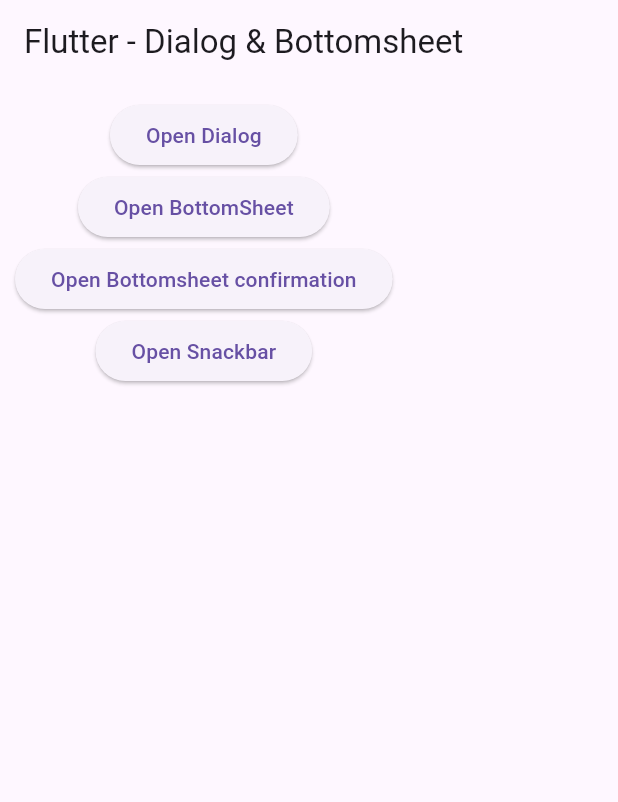
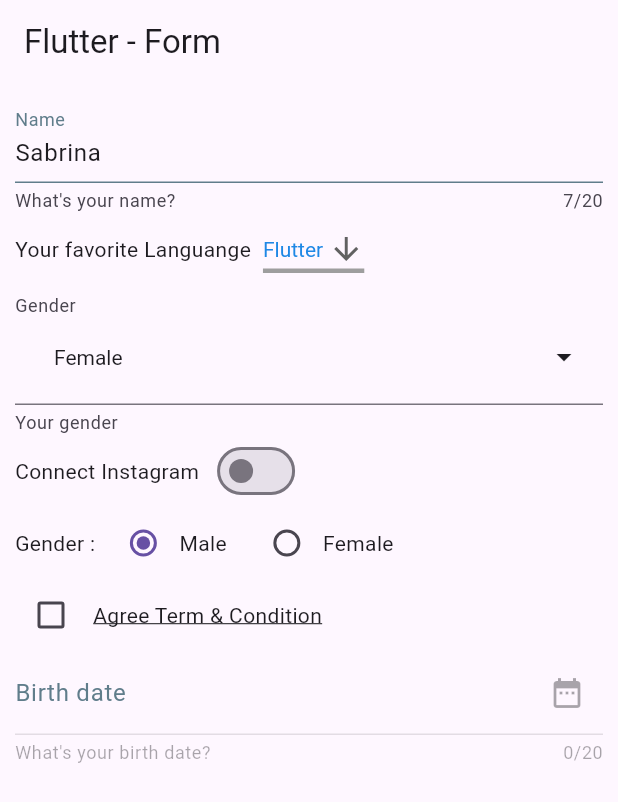
Before and after one commit to MuhammadIbraAlfathar/flutter-basic, a Flutter app: the screen it shows after launch, on a phone screen of 412 x 824 dp. Shown: the top 802 px of the screen. Run offline on Flutter 3.47's test engine with Material 3 defaults, Android fonts, the phone set to English and light mode, and no system bars; our stand-ins replace image_gallery_saver, image_picker.

Commit message:
[basic-form] membuat form widget

```diff
--- a/lib/main.dart
+++ b/lib/main.dart
@@ -1,5 +1,5 @@
 import 'package:flutter/material.dart';
-import 'package:flutter_application_1/widget_lesson/basic_form/dialog_widget.dart';
+import 'package:flutter_application_1/widget_lesson/basic_form/form_widget.dart';
 
 void main() {
   runApp(const MyApp());
@@ -33,7 +33,7 @@ class MyApp extends StatelessWidget {
         // primarySwatch: Colors.blue,
         useMaterial3: true,
       ),
-      home: const DialogWidget(),
+      home: const FormWidget(),
     );
   }
 }
--- a/lib/widget_lesson/basic_form/dialog_widget.dart
+++ b/lib/widget_lesson/basic_form/dialog_widget.dart
@@ -109,7 +109,7 @@ class _DialogWidgetState extends State<DialogWidget> {
                                   height: 20,
                                 ),
                                 Row(
-                                  mainAxisAlignment: MainAxisAlignment.end,
+                                  mainAxisAlignment: MainAxisAlignment.center,
                                   children: [
                                     ElevatedButton(
                                         onPressed: () {
--- /dev/null
+++ b/lib/widget_lesson/basic_form/form_widget.dart
@@ -0,0 +1,272 @@
+// ignore_for_file: deprecated_member_use
+
+import 'package:flutter/material.dart';
+
+class FormWidget extends StatefulWidget {
+  const FormWidget({super.key});
+
+  @override
+  State<FormWidget> createState() => _FormWidgetState();
+}
+
+class _FormWidgetState extends State<FormWidget> {
+  bool isOn = false;
+
+  var selected = "Flutter";
+  final dropdownList = <String>['Flutter', 'Dart', 'Java', 'Scala', 'Python'];
+
+  var gender = "male";
+  var isChecked = false;
+  TextEditingController textController = TextEditingController(text: 'Sabrina');
+
+  @override
+  Widget build(BuildContext context) {
+    return Scaffold(
+      appBar: AppBar(
+        title: const Text("Flutter - Form"),
+      ),
+      body: SingleChildScrollView(
+        child: Container(
+          padding: const EdgeInsets.all(10.0),
+          child: Column(
+            crossAxisAlignment: CrossAxisAlignment.start,
+            children: [
+              TextField(
+                maxLength: 20,
+                controller: textController,
+                decoration: const InputDecoration(
+                  labelText: "Name",
+                  labelStyle: TextStyle(
+                    color: Colors.blueGrey,
+                  ),
+                  enabledBorder: UnderlineInputBorder(
+                    borderSide: BorderSide(
+                      color: Colors.blueGrey,
+                    ),
+                  ),
+                  helperText: "What's your name?",
+                ),
+                onChanged: (value) {},
+              ),
+              Row(
+                crossAxisAlignment: CrossAxisAlignment.center,
+                mainAxisAlignment: MainAxisAlignment.start,
+                children: [
+                  const Text("Your favorite Languange"),
+                  const SizedBox(
+                    width: 8,
+                  ),
+                  DropdownButton(
+                    value: selected,
+                    icon: const Icon(Icons.arrow_downward),
+                    style: TextStyle(color: Colors.blue[600]),
+                    underline: Container(
+                      decoration: const BoxDecoration(
+                          border: Border(
+                              bottom: BorderSide(
+                        color: Colors.grey,
+                        width: 3,
+                      ))),
+                    ),
+                    items: dropdownList
+                        .map((e) => DropdownMenuItem(
+                              value: e,
+                              child: Text(e),
+                            ))
+                        .toList(),
+                    onChanged: (String? val) {
+                      setState(() {
+                        if (val != null) {
+                          selected = val;
+                        }
+                      });
+                    },
+                  ),
+                ],
+              ),
+              LayoutBuilder(builder: (context, constraint) {
+                // ignore: unused_local_variable
+                List<String> itemStringList = ["Female", "Male"];
+
+                return FormField(
+                  initialValue: false,
+                  enabled: true,
+                  builder: (FormFieldState<bool> field) {
+                    return InputDecorator(
+                      decoration: InputDecoration(
+                        labelText: "Gender",
+                        errorText: field.errorText,
+                        helperText: "Your gender",
+                      ),
+                      child: DropdownButtonHideUnderline(
+                          child: ButtonTheme(
+                        alignedDropdown: true,
+                        child: DropdownButton<String>(
+                          isExpanded: true,
+                          value: "Female",
+                          icon: Padding(
+                            padding: EdgeInsets.only(right: 10.0),
+                            child: Icon(
+                              Icons.arrow_drop_down_outlined,
+                              size: 24.0,
+                              color:
+                                  Theme.of(context).textTheme.bodyText1!.color,
+                            ),
+                          ),
+                          iconSize: 16,
+                          elevation: 16,
+                          style: TextStyle(
+                            fontSize:
+                                Theme.of(context).textTheme.bodyText2!.fontSize,
+                            fontFamily: Theme.of(context)
+                                .textTheme
+                                .bodyText2!
+                                .fontFamily,
+                            color: Theme.of(context).textTheme.bodyText2!.color,
+                          ),
+                          underline: Container(
+                            height: 0,
+                            color: Colors.grey[300],
+                          ),
+                          onChanged: (String? newValue) {},
+                          items: itemStringList
+                              .map<DropdownMenuItem<String>>((String value) {
+                            return DropdownMenuItem<String>(
+                              value: value,
+                              child: Padding(
+                                padding: const EdgeInsets.symmetric(
+                                    horizontal: 10.0),
+                                child: Text(
+                                  value,
+                                ),
+                              ),
+                            );
+                          }).toList(),
+                        ),
+                      )),
+                    );
+                  },
+                );
+              }),
+              Row(
+                children: [
+                  const Text('Connect Instagram'),
+                  const SizedBox(
+                    width: 8,
+                  ),
+                  Switch(
+                    value: isOn,
+                    onChanged: (bool? val) {
+                      if (val != null) {
+                        setState(() {
+                          isOn = val;
+                        });
+                      }
+                    },
+                  ),
+                ],
+              ),
+              Row(
+                children: [
+                  const Text("Gender :"),
+                  const SizedBox(
+                    width: 8,
+                  ),
+                  Row(
+                    mainAxisAlignment: MainAxisAlignment.center,
+                    children: [
+                      Radio(
+                        value: "male",
+                        groupValue: gender,
+                        onChanged: (String? val) {
+                          setState(() {
+                            if (val != null) {
+                              gender = val;
+                            }
+                          });
+                        },
+                      ),
+                      const Text("Male")
+                    ],
+                  ),
+                  const SizedBox(
+                    width: 16,
+                  ),
+                  Row(
+                    mainAxisAlignment: MainAxisAlignment.center,
+                    children: [
+                      Radio(
+                        value: "Female",
+                        groupValue: gender,
+                        onChanged: (String? val) {
+                          setState(() {
+                            if (val != null) {
+                              gender = val;
+                            }
+                          });
+                        },
+                      ),
+                      const Text("Female")
+                    ],
+                  ),
+                ],
+              ),
+              Row(
+                children: [
+                  Checkbox(
+                    value: isChecked,
+                    onChanged: (val) {
+                      setState(() {
+                        if (val != null) {
+                          isChecked = val;
+                        }
+                      });
+                    },
+                  ),
+                  const SizedBox(
+                    width: 4,
+                  ),
+                  const Text(
+                    "Agree Term & Condition",
+                    style: TextStyle(
+                      decoration: TextDecoration.underline,
+                    ),
+                  ),
+                ],
+              ),
+              InkWell(
+                onTap: () async {
+                  DateTime? pickedDate = await showDatePicker(
+                    context: context,
+                    initialDate: DateTime.now(),
+                    firstDate: DateTime(2000),
+                    lastDate: DateTime(2100),
+                  );
+                  debugPrint("pickedDate: $pickedDate");
+                },
+                child: TextFormField(
+                  maxLength: 20,
+                  enabled: false,
+                  decoration: const InputDecoration(
+                    labelText: 'Birth date',
+                    labelStyle: TextStyle(
+                      color: Colors.blueGrey,
+                    ),
+                    enabledBorder: UnderlineInputBorder(
+                      borderSide: BorderSide(
+                        color: Colors.blueGrey,
+                      ),
+                    ),
+                    suffixIcon: Icon(Icons.date_range),
+                    helperText: "What's your birth date?",
+                  ),
+                  onChanged: ((value) {}),
+                ),
+              )
+            ],
+          ),
+        ),
+      ),
+    );
+  }
+}
```
